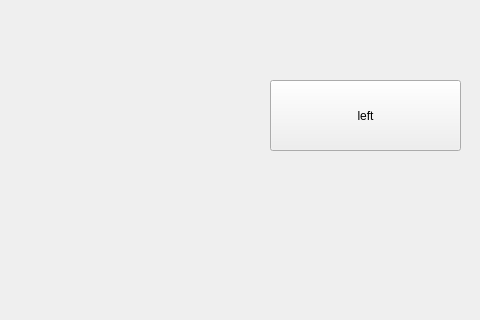
Above: mainwindow.ui from amakuem/Sem2_Lab1 before the change; both pictures show x 0 to 480 and y 0 to 320 of the 1040 by 720 pixel window. Below: the same form after it.
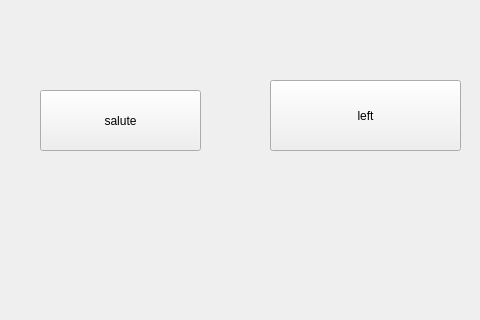
That is the form after the change.

```diff
--- a/mainwindow.ui
+++ b/mainwindow.ui
@@ -40,6 +40,19 @@
      <string>right</string>
     </property>
    </widget>
+   <widget class="QPushButton" name="pushButton_3">
+    <property name="geometry">
+     <rect>
+      <x>40</x>
+      <y>90</y>
+      <width>161</width>
+      <height>61</height>
+     </rect>
+    </property>
+    <property name="text">
+     <string>salute</string>
+    </property>
+   </widget>
   </widget>
   <widget class="QMenuBar" name="menubar">
    <property name="geometry">
```
